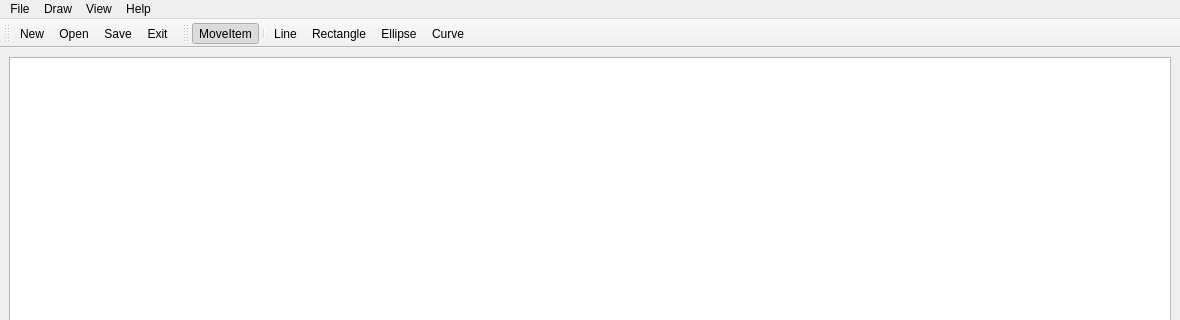
ViktorAH14/rsised, file src/rsised/mainwindow.ui: the form before one commit; both pictures show x 0 to 1180 and y 0 to 320 of the 1180 by 690 pixel window.
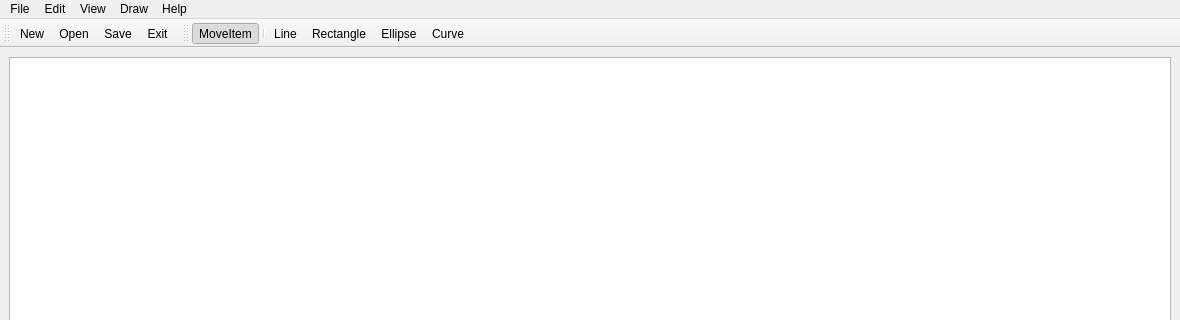
The form after the commit. Icons and pictures are not drawn.

Commit message: Создал меню Edit.

What changed in the file:
```diff
--- a/src/rsised/mainwindow.ui
+++ b/src/rsised/mainwindow.ui
@@ -80,9 +80,16 @@
      <string>Help</string>
     </property>
    </widget>
+   <widget class="QMenu" name="menuEdit">
+    <property name="title">
+     <string>Edit</string>
+    </property>
+    <addaction name="actionDeleteItem"/>
+   </widget>
    <addaction name="menuFail"/>
-   <addaction name="menuDraw"/>
+   <addaction name="menuEdit"/>
    <addaction name="menuView"/>
+   <addaction name="menuDraw"/>
    <addaction name="menuHelp"/>
   </widget>
   <widget class="QToolBar" name="mainToolBar">
```
Left out of the diff: 7 changed lines with no effect on the pictures.
